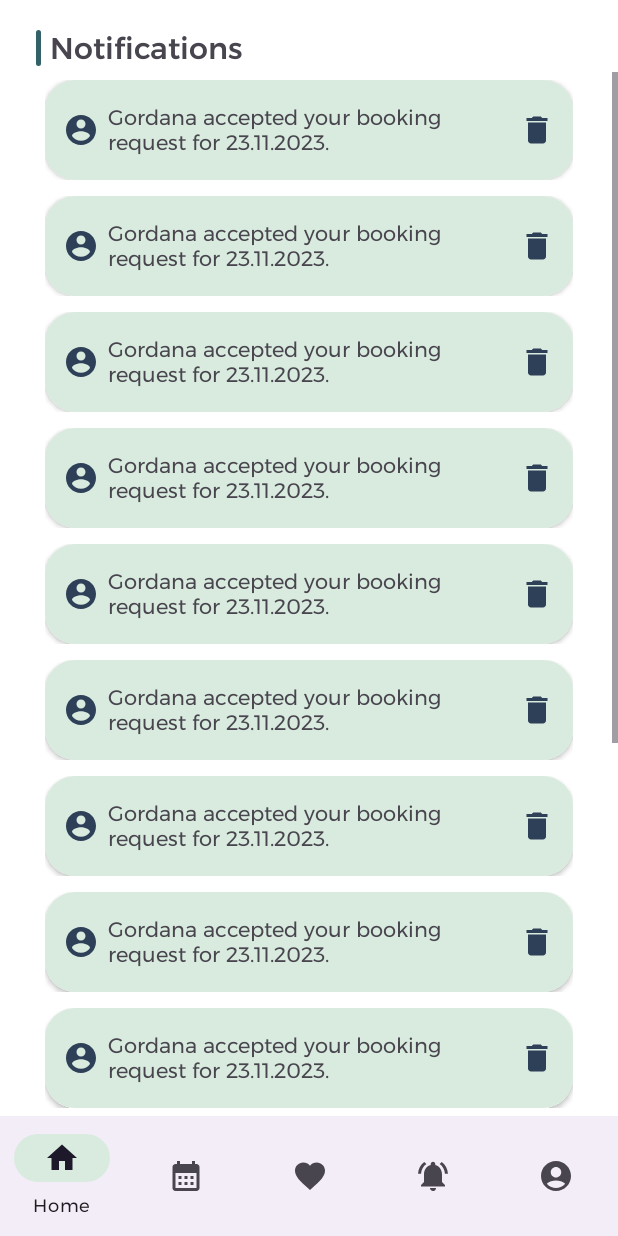
After one commit to Olivera2708/Bookify-mobile, an Android app: the NotificationActivity screen opened directly, with no data from a screen before it, on a phone screen of 412 x 824 dp. The commit adds this screen. Run offline under Robolectric (Android 15) with nearby library versions, the phone set to English and light mode, and no system bars.

Commit message:
Add notification activity layout

```diff
--- a/app/src/main/AndroidManifest.xml
+++ b/app/src/main/AndroidManifest.xml
@@ -8,8 +8,10 @@
     <uses-permission android:name="android.permission.ACCESS_FINE_LOCATION" />
     <uses-permission android:name="android.permission.ACCESS_COARSE_LOCATION" />
     <uses-permission android:name="android.permission.RECORD_AUDIO" />
-    <uses-feature android:name="android.hardware.camera" android:required="false"/>
 
+    <uses-feature
+        android:name="android.hardware.camera"
+        android:required="false" />
 
     <application
         android:allowBackup="true"
@@ -21,6 +23,9 @@
         android:supportsRtl="true"
         android:theme="@style/Theme.Bookify"
         tools:targetApi="31">
+        <activity
+            android:name=".NotificationActivity"
+            android:exported="false" />
         <activity
             android:name=".OwnerAccommodationsActivity"
             android:exported="false" />
--- a/app/src/main/java/com/example/bookify/LandingActivity.java
+++ b/app/src/main/java/com/example/bookify/LandingActivity.java
@@ -129,6 +129,10 @@ public class LandingActivity extends AppCompatActivity {
                     overridePendingTransition(0,0);
                     finish();
                 } else if (item.getItemId() == R.id.navigation_notifications) {
+                    Intent intent = new Intent(LandingActivity.this, NotificationActivity.class);
+                    startActivity(intent);
+                    overridePendingTransition(0,0);
+                    finish();
                     return true;
                 }
                 return false;
--- /dev/null
+++ b/app/src/main/java/com/example/bookify/NotificationActivity.java
@@ -0,0 +1,14 @@
+package com.example.bookify;
+
+import androidx.appcompat.app.AppCompatActivity;
+
+import android.os.Bundle;
+
+public class NotificationActivity extends AppCompatActivity {
+
+    @Override
+    protected void onCreate(Bundle savedInstanceState) {
+        super.onCreate(savedInstanceState);
+        setContentView(R.layout.activity_notification);
+    }
+}
--- /dev/null
+++ b/app/src/main/res/drawable/ic_delete.xml
@@ -0,0 +1,5 @@
+<vector android:height="24dp" android:tint="#2E4057"
+    android:viewportHeight="24" android:viewportWidth="24"
+    android:width="24dp" xmlns:android="http://schemas.android.com/apk/res/android">
+    <path android:fillColor="@android:color/white" android:pathData="M6,19c0,1.1 0.9,2 2,2h8c1.1,0 2,-0.9 2,-2V7H6v12zM19,4h-3.5l-1,-1h-5l-1,1H5v2h14V4z"/>
+</vector>
--- /dev/null
+++ b/app/src/main/res/drawable/ic_settings.xml
@@ -0,0 +1,5 @@
+<vector android:height="24dp" android:tint="#2E4057"
+    android:viewportHeight="24" android:viewportWidth="24"
+    android:width="24dp" xmlns:android="http://schemas.android.com/apk/res/android">
+    <path android:fillColor="@android:color/white" android:pathData="M19.14,12.94c0.04,-0.3 0.06,-0.61 0.06,-0.94c0,-0.32 -0.02,-0.64 -0.07,-0.94l2.03,-1.58c0.18,-0.14 0.23,-0.41 0.12,-0.61l-1.92,-3.32c-0.12,-0.22 -0.37,-0.29 -0.59,-0.22l-2.39,0.96c-0.5,-0.38 -1.03,-0.7 -1.62,-0.94L14.4,2.81c-0.04,-0.24 -0.24,-0.41 -0.48,-0.41h-3.84c-0.24,0 -0.43,0.17 -0.47,0.41L9.25,5.35C8.66,5.59 8.12,5.92 7.63,6.29L5.24,5.33c-0.22,-0.08 -0.47,0 -0.59,0.22L2.74,8.87C2.62,9.08 2.66,9.34 2.86,9.48l2.03,1.58C4.84,11.36 4.8,11.69 4.8,12s0.02,0.64 0.07,0.94l-2.03,1.58c-0.18,0.14 -0.23,0.41 -0.12,0.61l1.92,3.32c0.12,0.22 0.37,0.29 0.59,0.22l2.39,-0.96c0.5,0.38 1.03,0.7 1.62,0.94l0.36,2.54c0.05,0.24 0.24,0.41 0.48,0.41h3.84c0.24,0 0.44,-0.17 0.47,-0.41l0.36,-2.54c0.59,-0.24 1.13,-0.56 1.62,-0.94l2.39,0.96c0.22,0.08 0.47,0 0.59,-0.22l1.92,-3.32c0.12,-0.22 0.07,-0.47 -0.12,-0.61L19.14,12.94zM12,15.6c-1.98,0 -3.6,-1.62 -3.6,-3.6s1.62,-3.6 3.6,-3.6s3.6,1.62 3.6,3.6S13.98,15.6 12,15.6z"/>
+</vector>
--- /dev/null
+++ b/app/src/main/res/layout/activity_notification.xml
@@ -0,0 +1,86 @@
+<?xml version="1.0" encoding="utf-8"?>
+<androidx.constraintlayout.widget.ConstraintLayout xmlns:android="http://schemas.android.com/apk/res/android"
+    xmlns:app="http://schemas.android.com/apk/res-auto"
+    xmlns:tools="http://schemas.android.com/tools"
+    android:layout_width="match_parent"
+    android:layout_height="match_parent"
+    tools:context=".NotificationActivity">
+
+    <LinearLayout
+
+        android:id="@+id/notification_title"
+        android:layout_width="0dp"
+        android:layout_height="wrap_content"
+        android:layout_marginHorizontal="12dp"
+        android:layout_marginTop="16dp"
+        android:gravity="center"
+        android:orientation="horizontal"
+        app:layout_constraintStart_toStartOf="parent"
+        app:layout_constraintTop_toTopOf="parent">
+
+        <View
+            android:layout_width="3dp"
+            android:layout_height="24dp"
+            android:layout_marginStart="12dp"
+            android:background="@drawable/all_rounded"
+            android:backgroundTint="@color/caribbean"
+            app:layout_constraintStart_toStartOf="@id/filterText"
+            app:layout_constraintTop_toBottomOf="@id/filterText" />
+
+        <TextView
+            android:layout_width="wrap_content"
+            android:layout_height="wrap_content"
+            android:layout_marginHorizontal="6dp"
+            android:fontFamily="@font/montserrat_medium"
+            android:text="@string/notifications"
+            android:textAlignment="center"
+            android:textSize="20sp" />
+    </LinearLayout>
+
+    <ScrollView
+        android:id="@+id/notification_scroller"
+        app:layout_constraintTop_toBottomOf="@id/notification_title"
+        app:layout_constraintStart_toStartOf="parent"
+        app:layout_constraintEnd_toEndOf="parent"
+        app:layout_constraintBottom_toTopOf="@id/bottom_navigaiton"
+        android:layout_width="match_parent"
+        android:layout_height="0dp">
+
+        <LinearLayout
+            android:paddingHorizontal="30dp"
+            android:layout_width="match_parent"
+            android:layout_height="wrap_content"
+            android:orientation="vertical">
+
+            <include layout="@layout/notification"/>
+            <include layout="@layout/notification"/>
+            <include layout="@layout/notification"/>
+            <include layout="@layout/notification"/>
+            <include layout="@layout/notification"/>
+            <include layout="@layout/notification"/>
+            <include layout="@layout/notification"/>
+            <include layout="@layout/notification"/>
+            <include layout="@layout/notification"/>
+            <include layout="@layout/notification"/>
+            <include layout="@layout/notification"/>
+            <include layout="@layout/notification"/>
+            <include layout="@layout/notification"/>
+            <include layout="@layout/notification"/>
+
+        </LinearLayout>
+
+    </ScrollView>
+
+
+
+    <com.google.android.material.bottomnavigation.BottomNavigationView
+        android:id="@+id/bottom_navigaiton"
+        android:layout_width="0dp"
+        android:layout_height="wrap_content"
+        app:layout_constraintTop_toBottomOf="@id/notification_scroller"
+        app:layout_constraintEnd_toEndOf="parent"
+        app:layout_constraintStart_toStartOf="parent"
+        app:layout_constraintBottom_toBottomOf="parent"
+        app:menu="@menu/bottom_nav_menu_guest"
+        />
+</androidx.constraintlayout.widget.ConstraintLayout>
--- /dev/null
+++ b/app/src/main/res/layout/notification.xml
@@ -0,0 +1,62 @@
+<?xml version="1.0" encoding="utf-8"?>
+<androidx.constraintlayout.widget.ConstraintLayout xmlns:android="http://schemas.android.com/apk/res/android"
+    xmlns:app="http://schemas.android.com/apk/res-auto"
+    android:layout_width="match_parent"
+    android:layout_height="match_parent"
+    android:layout_marginVertical="5dp">
+
+    <androidx.cardview.widget.CardView
+        android:layout_width="match_parent"
+        android:layout_height="wrap_content"
+        app:layout_constraintBottom_toBottomOf="parent"
+        app:layout_constraintEnd_toEndOf="parent"
+        app:layout_constraintStart_toStartOf="parent"
+        app:layout_constraintTop_toTopOf="parent"
+        app:cardCornerRadius="20dp">
+
+        <androidx.constraintlayout.widget.ConstraintLayout
+            android:background="?attr/colorPrimaryDark"
+            android:layout_width="match_parent"
+            android:layout_height="match_parent"
+            android:paddingVertical="14dp"
+            android:paddingHorizontal="12dp">
+
+            <ImageView
+                android:id="@+id/notification_icon"
+                android:layout_width="wrap_content"
+                android:layout_height="wrap_content"
+                android:layout_centerVertical="true"
+                android:src="@drawable/account_round"
+                app:layout_constraintBottom_toBottomOf="parent"
+                app:layout_constraintStart_toStartOf="parent"
+                app:layout_constraintTop_toTopOf="parent" />
+
+            <TextView
+                android:id="@+id/notification_text"
+                android:layout_width="0dp"
+                android:layout_height="wrap_content"
+                android:layout_centerVertical="true"
+                android:layout_marginStart="6dp"
+                android:layout_marginEnd="6dp"
+                android:text="Gordana accepted your booking request for 23.11.2023."
+                app:layout_constraintBottom_toBottomOf="parent"
+                app:layout_constraintEnd_toStartOf="@id/notification_delete"
+                app:layout_constraintStart_toEndOf="@id/notification_icon"
+                app:layout_constraintTop_toTopOf="parent" />
+
+            <ImageView
+                android:contentDescription="@string/delete"
+                android:id="@+id/notification_delete"
+                android:layout_width="wrap_content"
+                android:layout_height="wrap_content"
+                android:layout_centerVertical="true"
+                android:src="@drawable/ic_delete"
+                app:layout_constraintBottom_toBottomOf="parent"
+                app:layout_constraintEnd_toEndOf="parent"
+                app:layout_constraintStart_toEndOf="@id/notification_text"
+                app:layout_constraintTop_toTopOf="parent" />
+
+        </androidx.constraintlayout.widget.ConstraintLayout>
+
+    </androidx.cardview.widget.CardView>
+</androidx.constraintlayout.widget.ConstraintLayout>
```
